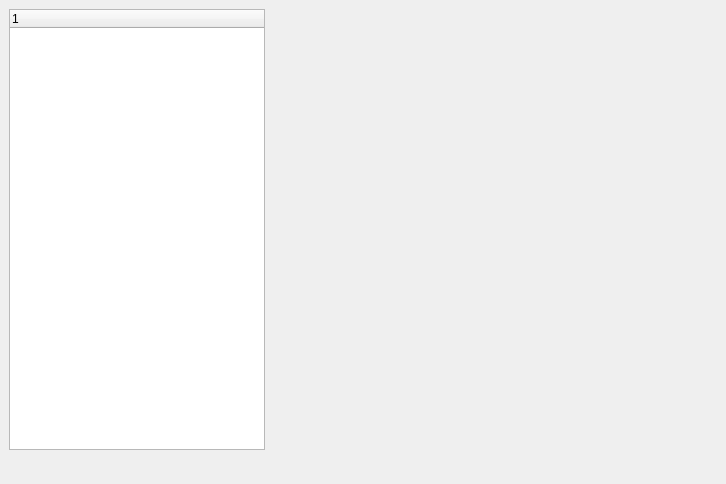
Before: the Qt Designer form src/editor/editorwindow.ui in edvorg/cpp-drash, drawn with Qt 5.
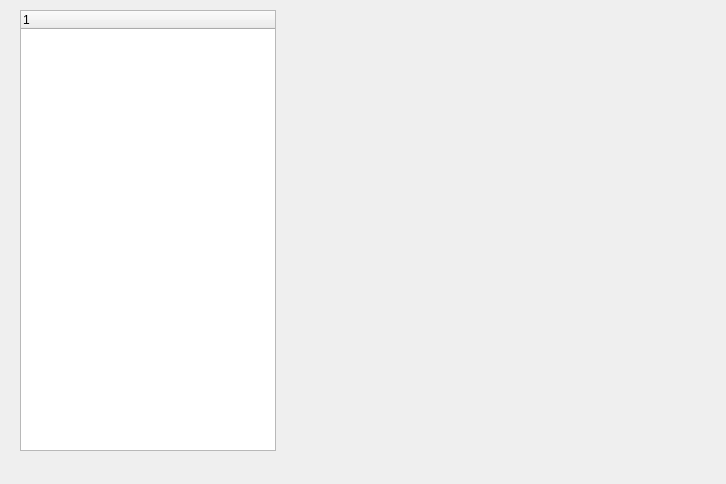
After: the same form once the commit is applied. Custom widgets are drawn as their Qt base class.

Commit message: Testing scene shows in editor window now

Diff of the .ui file:
```diff
--- a/src/editor/editorwindow.ui
+++ b/src/editor/editorwindow.ui
@@ -10,6 +10,12 @@
     <height>484</height>
    </rect>
   </property>
+  <property name="sizePolicy">
+   <sizepolicy hsizetype="Preferred" vsizetype="MinimumExpanding">
+    <horstretch>0</horstretch>
+    <verstretch>0</verstretch>
+   </sizepolicy>
+  </property>
   <property name="windowTitle">
    <string>MainWindow</string>
   </property>
@@ -17,12 +23,18 @@
    <widget class="QTreeWidget" name="treeWidget">
     <property name="geometry">
      <rect>
-      <x>9</x>
-      <y>9</y>
+      <x>20</x>
+      <y>10</y>
       <width>256</width>
       <height>441</height>
      </rect>
     </property>
+    <property name="maximumSize">
+     <size>
+      <width>256</width>
+      <height>16777215</height>
+     </size>
+    </property>
     <column>
      <property name="text">
       <string notr="true">1</string>
@@ -32,9 +44,9 @@
    <widget class="SceneWidget" name="mScene" native="true">
     <property name="geometry">
      <rect>
-      <x>272</x>
+      <x>286</x>
       <y>9</y>
-      <width>451</width>
+      <width>421</width>
       <height>441</height>
      </rect>
     </property>
```
Left out of the diff: 4 changed lines with no effect on the pictures. The commit also changes 2 other files.
